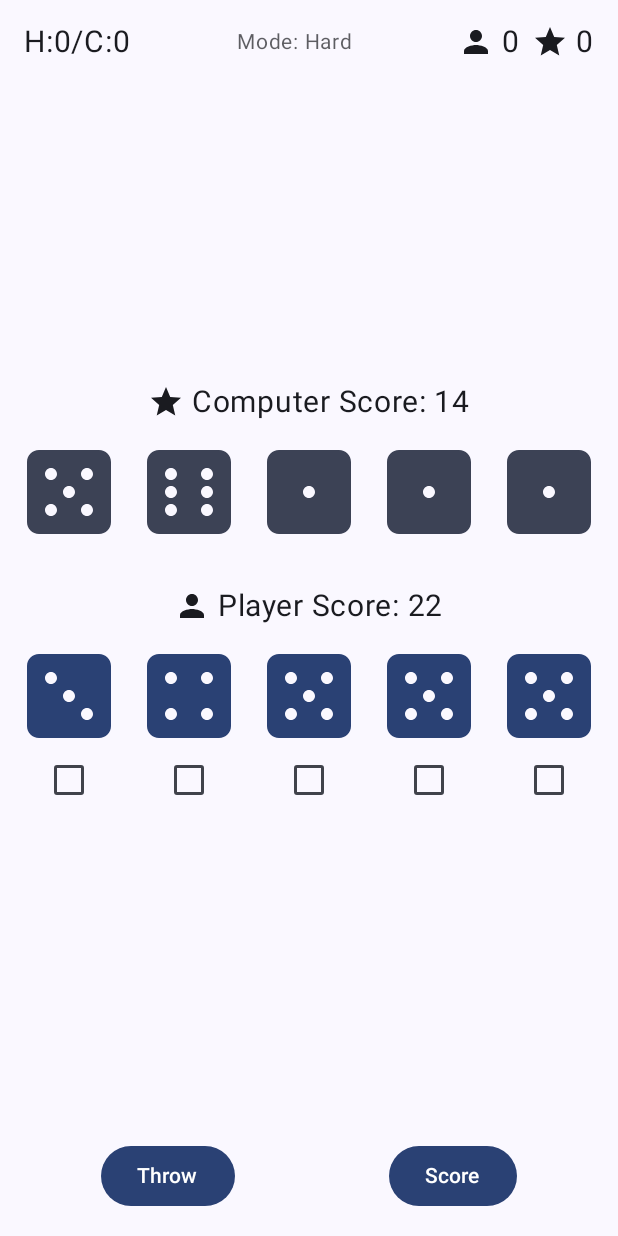
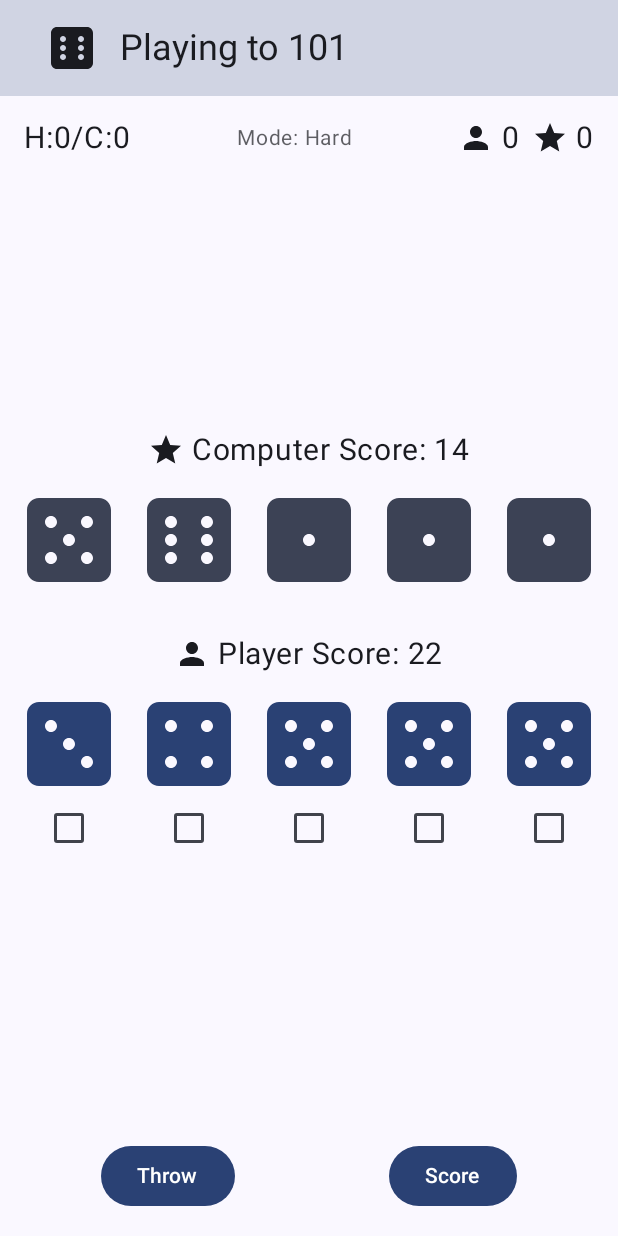
Before and after one commit to sameerasw/dicing, an Android app built with Jetpack Compose: the screen it shows after launch (GameActivity), after a tap on "New Game", on a phone screen of 412 x 824 dp. Run offline under Robolectric (Android 15) with nearby library versions, the phone set to English and light mode, and no system bars.

Commit message:
code improvements

```diff
--- /dev/null
+++ b/app/src/main/java/com/sameerasw/dicing/DicingTopBar.kt
@@ -0,0 +1,45 @@
+package com.sameerasw.dicing
+
+import androidx.compose.foundation.layout.Row
+import androidx.compose.foundation.layout.padding
+import androidx.compose.foundation.layout.size
+import androidx.compose.material3.ExperimentalMaterial3Api
+import androidx.compose.material3.Icon
+import androidx.compose.material3.MaterialTheme
+import androidx.compose.material3.Text
+import androidx.compose.material3.TopAppBar
+import androidx.compose.material3.TopAppBarDefaults
+import androidx.compose.runtime.Composable
+import androidx.compose.ui.Alignment
+import androidx.compose.ui.Modifier
+import androidx.compose.ui.graphics.Color
+import androidx.compose.ui.res.painterResource
+import androidx.compose.ui.unit.dp
+
+@OptIn(ExperimentalMaterial3Api::class)
+@Composable
+fun DicingTopBar(title: String = "Dicing") {
+    // Top app bar with the app icon and title
+    TopAppBar(
+        title = {
+            Row(
+                verticalAlignment = Alignment.CenterVertically
+            ) {
+                Icon(
+                    painter = painterResource(id = R.drawable.dice6),
+                    contentDescription = "Dicing",
+                    modifier = Modifier
+                        .padding(16.dp)
+                        .size(32.dp)
+                )
+                Text(
+                    text = title,
+                    style = MaterialTheme.typography.headlineSmall,
+                )
+            }
+        },
+        colors = TopAppBarDefaults.topAppBarColors(
+            containerColor = Color(MaterialTheme.colorScheme.primary.copy(alpha = 0.2f).value),
+        )
+    )
+}
--- a/app/src/main/java/com/sameerasw/dicing/GameActivity.kt
+++ b/app/src/main/java/com/sameerasw/dicing/GameActivity.kt
@@ -27,7 +27,12 @@ class GameActivity : ComponentActivity() {
 
         setContent {
             DicingTheme {
-                Scaffold(modifier = Modifier.fillMaxSize()) { innerPadding ->
+                Scaffold(
+                    modifier = Modifier.fillMaxSize(),
+                    topBar = {
+                        DicingTopBar(title = "Playing to ${intent.getIntExtra("targetScore", 101)}")
+                    },
+                ) { innerPadding ->
                     Box(
                         modifier = Modifier
                             .fillMaxSize()
--- a/app/src/main/java/com/sameerasw/dicing/MainActivity.kt
+++ b/app/src/main/java/com/sameerasw/dicing/MainActivity.kt
@@ -8,23 +8,13 @@ import androidx.activity.enableEdgeToEdge
 import androidx.activity.result.ActivityResultLauncher
 import androidx.activity.result.contract.ActivityResultContracts
 import androidx.compose.foundation.layout.Box
-import androidx.compose.foundation.layout.Row
 import androidx.compose.foundation.layout.fillMaxSize
 import androidx.compose.foundation.layout.padding
-import androidx.compose.foundation.layout.size
-import androidx.compose.material3.ExperimentalMaterial3Api
-import androidx.compose.material3.Icon
-import androidx.compose.material3.MaterialTheme
-import androidx.compose.material3.TopAppBar
 import androidx.compose.material3.Scaffold
-import androidx.compose.material3.Text
 import androidx.compose.runtime.mutableIntStateOf
 import androidx.compose.runtime.saveable.rememberSaveable
 import androidx.compose.ui.Alignment
 import androidx.compose.ui.Modifier
-import androidx.compose.ui.graphics.Color
-import androidx.compose.ui.res.painterResource
-import androidx.compose.ui.unit.dp
 import com.sameerasw.dicing.ui.theme.DicingTheme
 
 class MainActivity : ComponentActivity() {
@@ -32,7 +22,6 @@ class MainActivity : ComponentActivity() {
     // Start game activity
     private lateinit var activityResultLauncher: ActivityResultLauncher<Intent>
 
-    @OptIn(ExperimentalMaterial3Api::class)
     override fun onCreate(savedInstanceState: Bundle?) {
         super.onCreate(savedInstanceState)
         enableEdgeToEdge()
@@ -57,27 +46,7 @@ class MainActivity : ComponentActivity() {
             DicingTheme {
                 Scaffold(
                     topBar = {
-                        // Top App Bar
-                        TopAppBar(
-                            title = {
-                                Row(
-                                    verticalAlignment = Alignment.CenterVertically
-                                ) {
-                                    Icon(
-                                        painter = painterResource(id = R.drawable.dice6),
-                                        contentDescription = "Dicing",
-                                        modifier = Modifier.padding(16.dp).size(32.dp)
-                                    )
-                                    Text(
-                                        text = "Dicing",
-                                        style = MaterialTheme.typography.headlineLarge,
-                                    )
-                                }
-                            },
-                            colors = androidx.compose.material3.TopAppBarDefaults.topAppBarColors(
-                                containerColor = Color(MaterialTheme.colorScheme.primary.copy(alpha = 0.2f).value),
-                            )
-                        )
+                        DicingTopBar()
                     },
                     modifier = Modifier.fillMaxSize()
                 ) { innerPadding ->
--- a/app/src/main/java/com/sameerasw/dicing/MainMenu.kt
+++ b/app/src/main/java/com/sameerasw/dicing/MainMenu.kt
@@ -14,6 +14,7 @@ import androidx.compose.ui.unit.sp
 
 @Composable
 fun MainMenu(humanWins: Int, computerWins: Int, onNavigateToGame: (Int, Boolean) -> Unit) {
+    // Main menu screen with new game and about buttons
     var showDialog by rememberSaveable { mutableStateOf(false) }
     var targetScore by rememberSaveable { mutableStateOf("101") }
     var errorMessage by rememberSaveable { mutableStateOf("") }
@@ -36,6 +37,7 @@ fun MainMenu(humanWins: Int, computerWins: Int, onNavigateToGame: (Int, Boolean)
 
         Spacer(modifier = Modifier.height(16.dp))
 
+        // Display the current wins
         Text(
             text = "Wins: H:$humanWins /C:$computerWins",
             textAlign = TextAlign.Center,
@@ -45,6 +47,7 @@ fun MainMenu(humanWins: Int, computerWins: Int, onNavigateToGame: (Int, Boolean)
 
         Spacer(modifier = Modifier.height(16.dp))
 
+        // Target score input field
         OutlinedTextField(
             value = targetScore,
             onValueChange = {
@@ -66,6 +69,7 @@ fun MainMenu(humanWins: Int, computerWins: Int, onNavigateToGame: (Int, Boolean)
 
         Spacer(modifier = Modifier.height(16.dp))
 
+        // Difficulty switch
         Row(
             verticalAlignment = Alignment.CenterVertically,
             modifier = Modifier.fillMaxWidth()
@@ -92,6 +96,7 @@ fun MainMenu(humanWins: Int, computerWins: Int, onNavigateToGame: (Int, Boolean)
 
         Spacer(modifier = Modifier.height(16.dp))
 
+        // Options
         Button(onClick = {
             val score = targetScore.toIntOrNull()
             if (score == null || score <= 0) {
```
